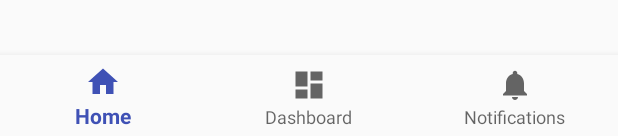
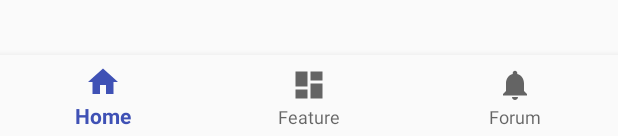
Before and after one commit to taweewong/LnwShop, an Android app: the layout activity_main.xml on its own in the app's theme, with its tools: preview values and no code run, on a phone screen of 412 x 824 dp. Shown: the part 1097-1233 px from the top of the screen. Run offline under Robolectric (Android 15) with nearby library versions, the phone set to English and light mode, and no system bars.

Commit message:
set text for Bottom Navigation Bar

```diff
--- a/LnwShop/app/src/main/java/com/homework06/lnwshop/MainActivity.java
+++ b/LnwShop/app/src/main/java/com/homework06/lnwshop/MainActivity.java
@@ -21,10 +21,10 @@ public class MainActivity extends AppCompatActivity {
                     mTextMessage.setText(R.string.title_home);
                     return true;
                 case R.id.navigation_dashboard:
-                    mTextMessage.setText(R.string.title_dashboard);
+                    mTextMessage.setText(R.string.title_feature);
                     return true;
                 case R.id.navigation_notifications:
-                    mTextMessage.setText(R.string.title_notifications);
+                    mTextMessage.setText(R.string.title_forum);
                     return true;
             }
             return false;
--- a/LnwShop/app/src/main/res/menu/navigation.xml
+++ b/LnwShop/app/src/main/res/menu/navigation.xml
@@ -9,11 +9,11 @@
     <item
         android:id="@+id/navigation_dashboard"
         android:icon="@drawable/ic_dashboard_black_24dp"
-        android:title="@string/title_dashboard" />
+        android:title="@string/title_feature" />
 
     <item
         android:id="@+id/navigation_notifications"
         android:icon="@drawable/ic_notifications_black_24dp"
-        android:title="@string/title_notifications" />
+        android:title="@string/title_forum" />
 
 </menu>
--- a/LnwShop/app/src/main/res/values/strings.xml
+++ b/LnwShop/app/src/main/res/values/strings.xml
@@ -1,6 +1,6 @@
 <resources>
     <string name="app_name">LnwShop</string>
     <string name="title_home">Home</string>
-    <string name="title_dashboard">Dashboard</string>
-    <string name="title_notifications">Notifications</string>
+    <string name="title_feature">Feature</string>
+    <string name="title_forum">Forum</string>
 </resources>
```
